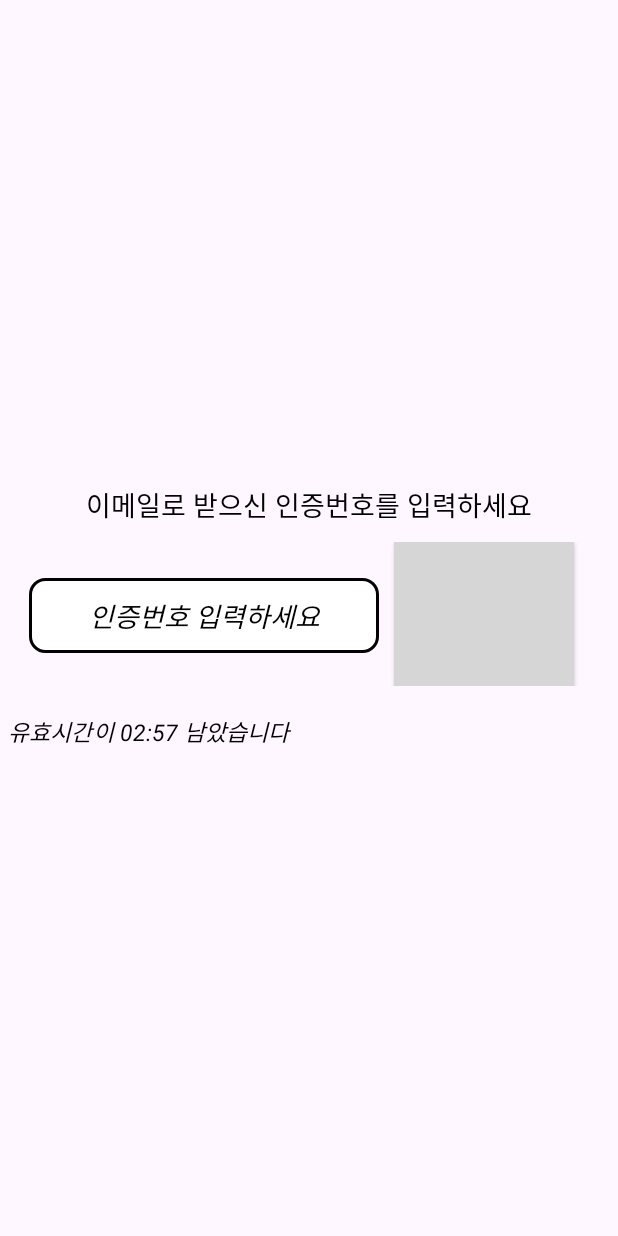
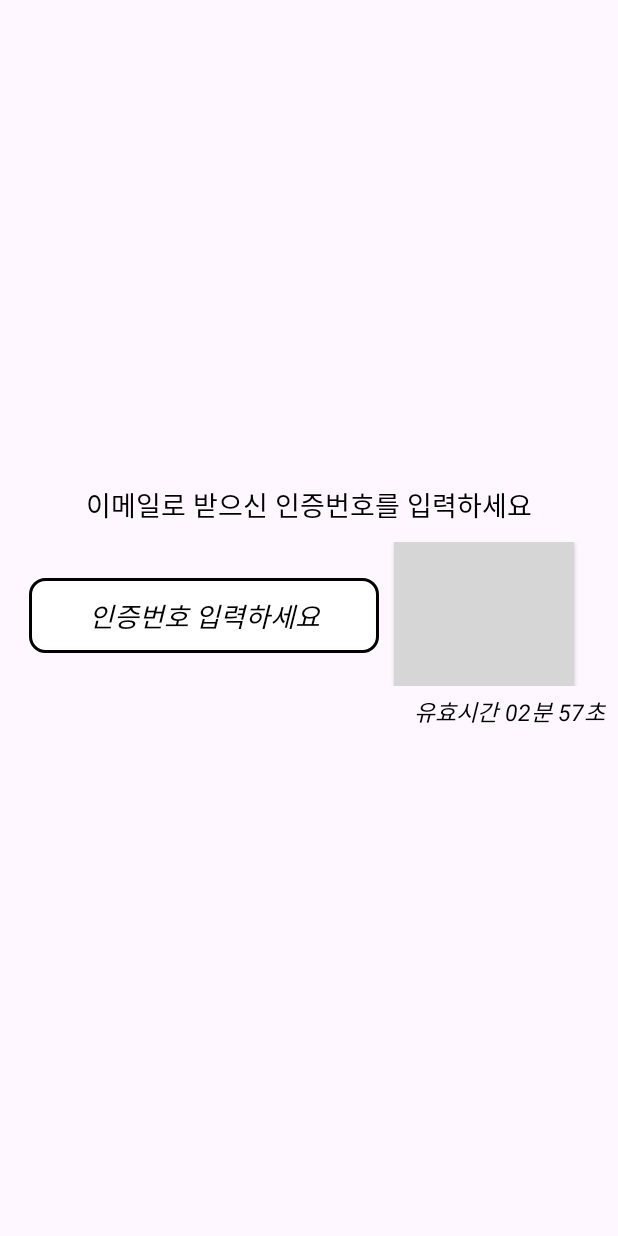
Before and after one commit to Dua1ipa/AndroidProject_Java, an Android app: the EmailPopup screen opened directly, with no data from a screen before it, after a tap on "확인", on a phone screen of 412 x 824 dp. Run offline under Robolectric (Android 15) with nearby library versions, the phone set to English and light mode, and no system bars; grey boxes are pictures that could not be loaded.

Commit message:
Ver 2.1
메일 인증 확인
디자인 수정

```diff
--- a/Project_Java/TaxiShare/app/src/main/java/com/example/project/Email/GenRandNum.java
+++ b/Project_Java/TaxiShare/app/src/main/java/com/example/project/Email/GenRandNum.java
@@ -12,7 +12,7 @@ public class GenRandNum {
         Random random = new Random();
 
         StringBuilder result = new StringBuilder(codeLen);  //인증번호 길이 설정
-        for(int i = 0; i < 7; i++){
+        for(int i = 0; i < 4; i++){
             result.append(digits.charAt(random.nextInt(digits.length())));
         }
         return result.toString();
--- a/Project_Java/TaxiShare/app/src/main/java/com/example/project/PopUp/EmailPopup.java
+++ b/Project_Java/TaxiShare/app/src/main/java/com/example/project/PopUp/EmailPopup.java
@@ -22,6 +22,7 @@ public class EmailPopup extends AppCompatActivity {
 
     private CountDownTimer timer;
     private boolean verifyEmail = true;
+    private static final String KEY = "777";
 
     TextView timerText;
     EditText codeNum;
@@ -56,7 +57,7 @@ public class EmailPopup extends AppCompatActivity {
             public void onTick(long millisUntilFinished) {
                 long min = millisUntilFinished / 1000 / 60;
                 long sec = (millisUntilFinished / 1000) % 60;
-                String timeFormat = String.format(Locale.getDefault(), "유효시간이 %02d:%02d 남았습니다", min, sec);
+                String timeFormat = String.format(Locale.getDefault(), "유효시간 %02d분 %02d초 ", min, sec);
                 timerText.setText(timeFormat);
             }
 
@@ -93,11 +94,12 @@ public class EmailPopup extends AppCompatActivity {
     private void getIntentData(String condeNum){
         Intent intent = getIntent();
         Bundle bundle = intent.getExtras();
+        String code = codeNum.getText().toString();
 
         // 이메일 인증할 때 인텐트를 통해 키값 전달
-        if(intent.hasExtra("3")){
-            String data = bundle.getString("3");
-            if(codeNum.equals(data)){
+        if(intent.hasExtra(KEY)){
+            String data = bundle.getString(KEY);
+            if(code.equals(data)){
                 showToast("이메일 인증에 성공했습니다.");
                 Intent resultIntent = new Intent();
                 resultIntent.putExtra("result", "success");
--- a/Project_Java/TaxiShare/app/src/main/res/layout/activity_sign_up.xml
+++ b/Project_Java/TaxiShare/app/src/main/res/layout/activity_sign_up.xml
@@ -97,6 +97,7 @@
                 android:gravity="center"
                 android:layout_weight="1">
                 <ImageView
+                    android:id="@+id/img_mail"
                     android:layout_width="40dp"
                     android:layout_height="30dp"
                     android:layout_gravity="center"
@@ -109,6 +110,7 @@
                     android:layout_gravity="center"
                     android:gravity="center"
                     android:text="이메일 인증"
+                    android:textColor="@color/red_btn_bg_color"
                     android:textStyle="bold"/>
             </LinearLayout>
             <LinearLayout
--- a/Project_Java/TaxiShare/app/src/main/res/layout/email_popup.xml
+++ b/Project_Java/TaxiShare/app/src/main/res/layout/email_popup.xml
@@ -40,7 +40,7 @@
                 android:gravity="center"
                 android:textSize="18sp"
                 android:textStyle="italic"
-                android:maxLength="6"
+                android:maxLength="4"
                 android:layout_marginEnd="10dp"
                 android:textColor="@color/black"
                 android:hint="인증번호 입력하세요"
@@ -62,14 +62,14 @@
             android:layout_width="match_parent"
             android:layout_height="wrap_content"
             android:orientation="vertical"
-            android:layout_gravity="right"
+            android:layout_gravity="center"
             android:gravity="center">
             <TextView
                 android:id="@+id/timerText"
                 android:layout_width="match_parent"
                 android:layout_height="50dp"
                 android:layout_margin="5dp"
-                android:gravity="center_vertical"
+                android:gravity="right"
                 android:textColor="@color/black"
                 android:textSize="15sp"
                 android:layout_gravity="center"
```
Also changed, not shown: Project_Java/TaxiShare/app/src/main/java/com/example/project/Login/SignUpActivity.java (+6 -2 lines), Project_Java/TaxiShare/app/src/main/res/drawable/img_check.png (added).
